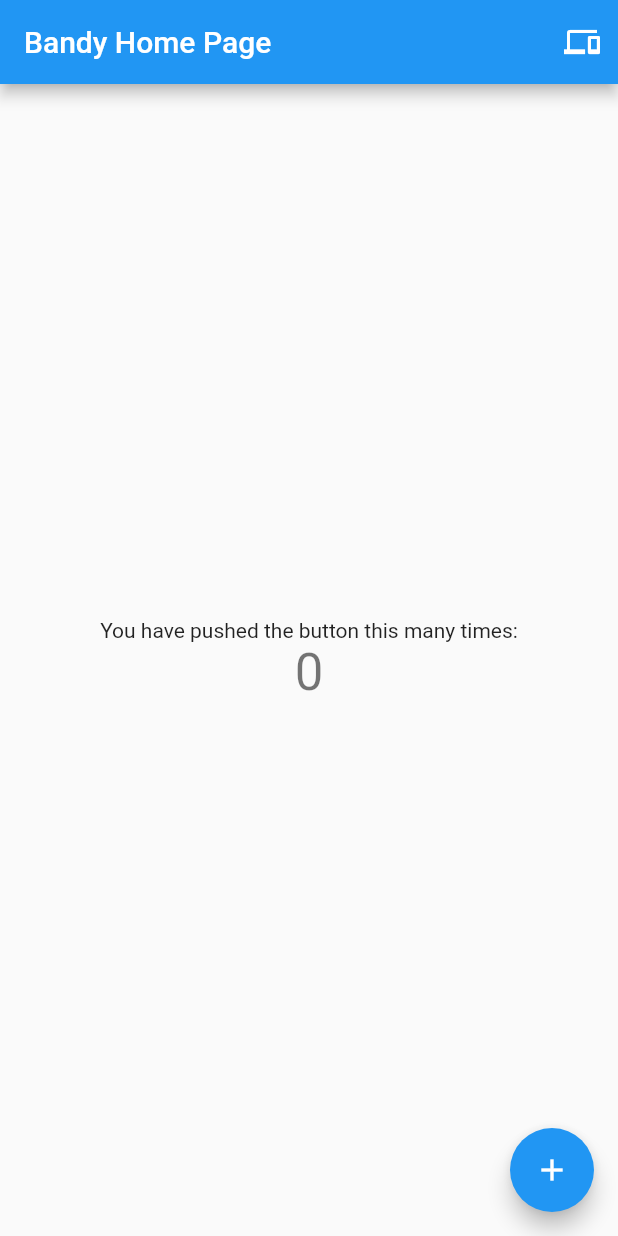
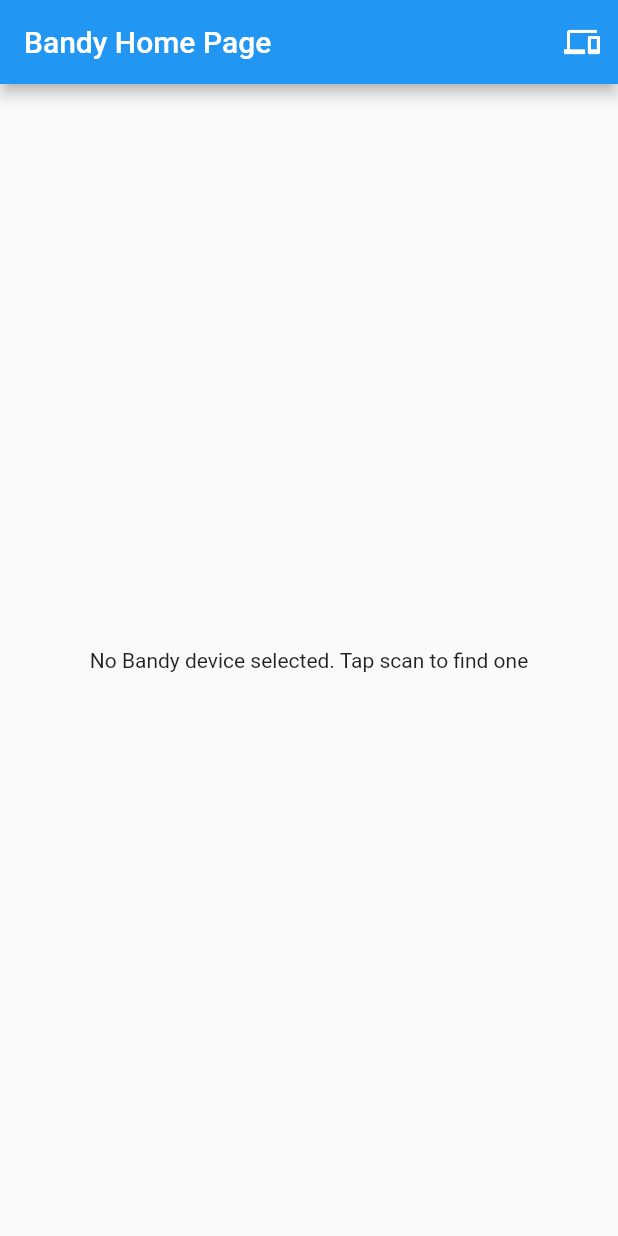
Before and after one commit to ssolon/bandy_client, a Flutter app: the screen it shows after launch, on a phone screen of 412 x 824 dp. Run offline on Flutter 3.47's test engine with Material 2 defaults, Android fonts, the phone set to English and light mode, and no system bars; our stand-ins replace flutter_riverpod, freezed_annotation, loggy, shared_preferences; missing offline and left inert: flutter_loggy, quick_blue.

Commit message:
Save and use defaultDevice from shared_preferences

```diff
--- a/lib/ble/scanner/logic/scanned_device.dart
+++ b/lib/ble/scanner/logic/scanned_device.dart
@@ -1,11 +1,11 @@
 class ScannedDevice {
   String deviceId;
   String name;
-  int rssi;
+  int? rssi;
 
   ScannedDevice({
     required this.deviceId,
     required this.name,
-    required this.rssi,
+    this.rssi,
   });
 }
--- a/lib/main.dart
+++ b/lib/main.dart
@@ -3,11 +3,20 @@
 import 'package:flutter_loggy/flutter_loggy.dart';
 import 'package:flutter_riverpod/flutter_riverpod.dart';
 import 'package:loggy/loggy.dart';
+import 'package:shared_preferences/shared_preferences.dart';
 
 import 'ble/scanner/logic/scanned_device.dart';
 
-void main() {
+late final SharedPreferences sharedPreferences;
+
+const prefDefaultDeviceName = 'defaultDeviceName';
+const prefDefaultDeviceId = 'defaultDeviceId';
+
+void main() async {
+  WidgetsFlutterBinding.ensureInitialized();
   Loggy.initLoggy(logPrinter: const PrettyDeveloperPrinter());
+  sharedPreferences = await SharedPreferences.getInstance();
+
   runApp(const ProviderScope(child: MyApp()));
 }
 
@@ -55,27 +64,16 @@
 }
 
 class _MyHomePageState extends State<MyHomePage> {
-  int _counter = 0;
+  ScannedDevice? defaultDevice;
 
-  void _incrementCounter() {
-    setState(() {
-      // This call to setState tells the Flutter framework that something has
-      // changed in this State, which causes it to rerun the build method below
-      // so that the display can reflect the updated values. If we changed
-      // _counter without calling setState(), then the build method would not be
-      // called again, and so nothing would appear to happen.
-      _counter++;
-    });
+  _MyHomePageState() {
+    defaultDevice = getDefaultDevice();
   }
 
   @override
   Widget build(BuildContext context) {
-    // This method is rerun every time setState is called, for instance as done
-    // by the _incrementCounter method above.
-    //
-    // The Flutter framework has been optimized to make rerunning build methods
-    // fast, so that you can just rebuild anything that needs updating rather
-    // than having to individually change instances of widgets.
+    final device = defaultDevice;
+
     return Scaffold(
       appBar: AppBar(
         // Here we take the value from the MyHomePage object that was created by
@@ -89,41 +87,16 @@
           ),
         ],
       ),
-      body: Center(
-        // Center is a layout widget. It takes a single child and positions it
-        // in the middle of the parent.
-        child: Column(
-          // Column is also a layout widget. It takes a list of children and
-          // arranges them vertically. By default, it sizes itself to fit its
-          // children horizontally, and tries to be as tall as its parent.
-          //
-          // Invoke "debug painting" (press "p" in the console, choose the
-          // "Toggle Debug Paint" action from the Flutter Inspector in Android
-          // Studio, or the "Toggle Debug Paint" command in Visual Studio Code)
-          // to see the wireframe for each widget.
-          //
-          // Column has various properties to control how it sizes itself and
-          // how it positions its children. Here we use mainAxisAlignment to
-          // center the children vertically; the main axis here is the vertical
-          // axis because Columns are vertical (the cross axis would be
-          // horizontal).
-          mainAxisAlignment: MainAxisAlignment.center,
-          children: <Widget>[
-            const Text(
-              'You have pushed the button this many times:',
-            ),
-            Text(
-              '$_counter',
-              style: Theme.of(context).textTheme.headline4,
-            ),
-          ],
-        ),
-      ),
-      floatingActionButton: FloatingActionButton(
-        onPressed: _incrementCounter,
-        tooltip: 'Increment',
-        child: const Icon(Icons.add),
-      ), // This trailing comma makes auto-formatting nicer for build methods.
+      body: device == null
+          ? Center(
+              child: Column(
+                mainAxisAlignment: MainAxisAlignment.center,
+                children: const <Widget>[
+                  Text('No Bandy device selected. Tap scan to find one'),
+                ],
+              ),
+            )
+          : Text("${device.name} (${device.deviceId})"),
     );
   }
 
@@ -133,5 +106,26 @@
         MaterialPageRoute(
           builder: (context) => const ScannerResultsRoute(),
         ));
+
+    saveDefaultDevice(selected);
+    setState(() {
+      defaultDevice = selected;
+    });
   }
 }
+
+void saveDefaultDevice(ScannedDevice? device) {
+  if (device != null) {
+    sharedPreferences.setString(prefDefaultDeviceName, device.name);
+    sharedPreferences.setString(prefDefaultDeviceId, device.deviceId);
+  }
+}
+
+ScannedDevice? getDefaultDevice() {
+  final name = sharedPreferences.getString(prefDefaultDeviceName);
+  final id = sharedPreferences.getString(prefDefaultDeviceId);
+
+  return (name != null && id != null)
+      ? ScannedDevice(deviceId: id, name: name)
+      : null;
+}
--- a/pubspec.yaml
+++ b/pubspec.yaml
@@ -39,6 +39,7 @@ dependencies:
   flutter_loggy: ^2.0.1
   freezed_annotation: ^2.1.0
   quick_blue: ^0.4.1+1
+  shared_preferences: ^2.0.15
 
 dev_dependencies:
   flutter_test:
```
Also changed, not shown: pubspec.lock, 1 other file.
